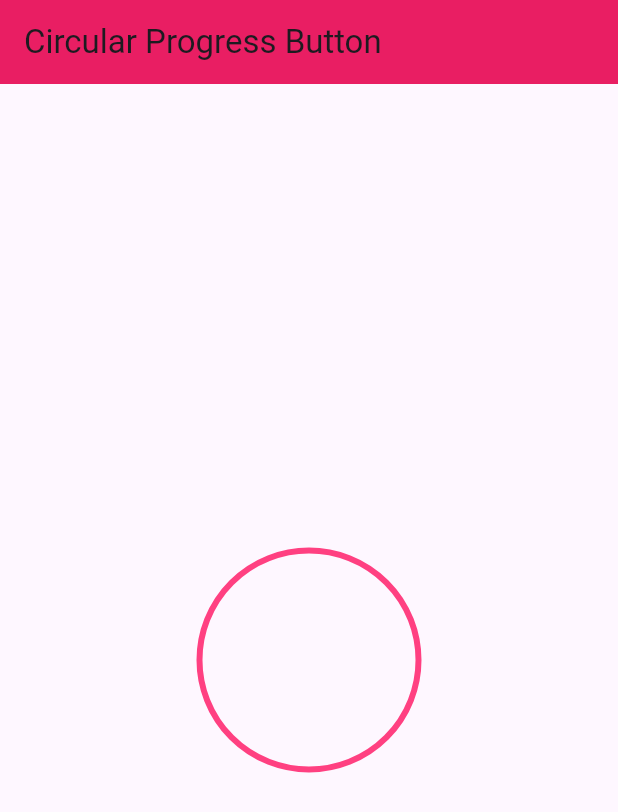
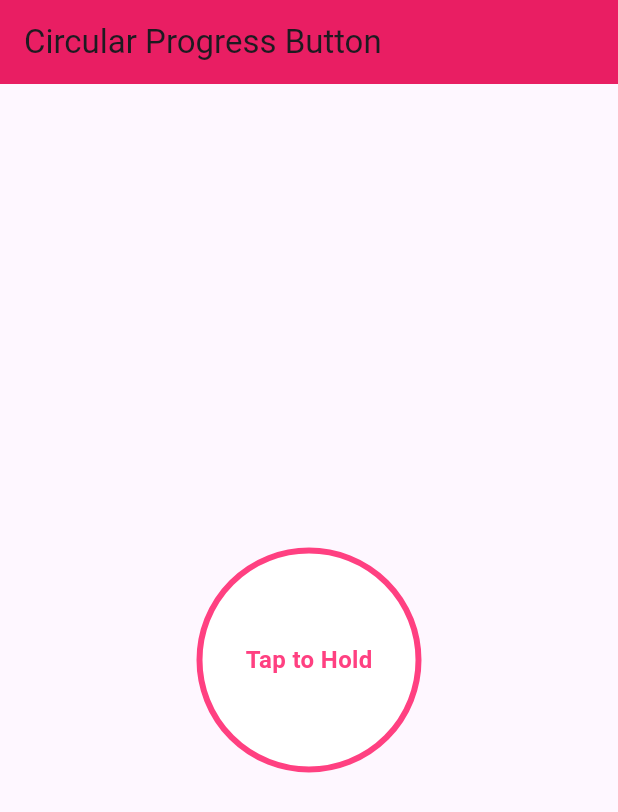
Before and after one commit to EusufUddin8926/circular_button_hold, a Flutter app: the screen it shows after launch, on a phone screen of 412 x 824 dp. Shown: the top 812 px of the screen. Run offline on Flutter 3.47's test engine with Material 3 defaults, Android fonts, the phone set to English and light mode, and no system bars.

Commit message:
shadow color add

```diff
--- a/lib/CirclePaint.dart
+++ b/lib/CirclePaint.dart
@@ -11,8 +11,7 @@ class CirclePaint extends CustomPainter {
     final area = Rect.fromCircle(
         center: size.center(Offset.zero), radius: size.width / 2);
 
-    canvas.drawArc(
-        area, -pi / 2, 2 * pi * value, true, Paint()..color = Colors.pinkAccent);
+    canvas.drawArc(area, -pi / 2, 2 * pi * value, true, Paint()..color = Colors.pinkAccent);
   }
 
   @override
--- a/lib/main.dart
+++ b/lib/main.dart
@@ -7,7 +7,7 @@ void main() {
 }
 
 class MyApp extends StatelessWidget {
-  const MyApp({super.key});
+  const MyApp({Key? key}) : super(key: key);
 
   @override
   Widget build(BuildContext context) {
@@ -24,7 +24,7 @@ class MyApp extends StatelessWidget {
 }
 
 class MyHomePage extends StatefulWidget {
-  const MyHomePage({super.key});
+  const MyHomePage({Key? key}) : super(key: key);
 
   @override
   State<MyHomePage> createState() => _MyHomePageState();
@@ -33,21 +33,21 @@ class MyHomePage extends StatefulWidget {
 class _MyHomePageState extends State<MyHomePage> {
   double progressValue = 0; // Initial progress value
   Timer? _timer;
-  bool isTextShow = false;
+  bool isTextShow = true;
 
   void _onTapDown(TapDownDetails details) {
     setState(() {
       isTextShow = false;
     });
 
-    _timer = Timer.periodic(const Duration(milliseconds: 20), (timer) {
+    _timer = Timer.periodic(const Duration(milliseconds: 15), (timer) {
       setState(() {
         if (progressValue < 100) {
           progressValue += 1;
         } else {
           if (progressValue == 100) {
             _timer?.cancel();
-            Future.delayed(Duration(seconds: 1), () {
+            Future.delayed(const Duration(seconds: 1), () {
               setState(() {
                 isTextShow = true;
                 progressValue = 0;
@@ -76,8 +76,6 @@ class _MyHomePageState extends State<MyHomePage> {
 
   @override
   Widget build(BuildContext context) {
-    double normalizedValue = progressValue / 100;
-
     return Scaffold(
       appBar: AppBar(
         title: const Text('Circular Progress Button'),
@@ -97,29 +95,36 @@ class _MyHomePageState extends State<MyHomePage> {
           child: Stack(
             alignment: Alignment.center,
             children: [
-              Container(
+              Card(
+                elevation: isTextShow ? 0 : 10,
+                shape: const CircleBorder(),
+                surfaceTintColor: Colors.white,
+                color: Colors.white,
+                shadowColor: Colors.pinkAccent,
+                child: Container(
                   width: 150,
                   height: 150,
                   decoration: BoxDecoration(
                     shape: BoxShape.circle,
                     border: Border.all(
-                    color: Colors.pinkAccent,
+                      color: Colors.pinkAccent, // Stroke color
                       width: 4,
                     ),
                   ),
                   child: CustomPaint(
-                  painter: CirclePaint(normalizedValue),
+                    painter: CirclePaint(progressValue / 100),
+                  ),
                 ),
               ),
               AnimatedOpacity(
                 opacity: isTextShow ? 1.0 : 0.0,
-                duration: Duration(milliseconds: 300),
-                child: Text(
+                duration: const Duration(milliseconds: 100),
+                child: const Text(
                   'Tap to Hold',
                   style: TextStyle(
                     fontSize: 16,
                     fontWeight: FontWeight.bold,
-                    color: Colors.black,
+                    color: Colors.pinkAccent,
                   ),
                 ),
               ),
```
Lines whose indentation alone changed are shown as unchanged.
